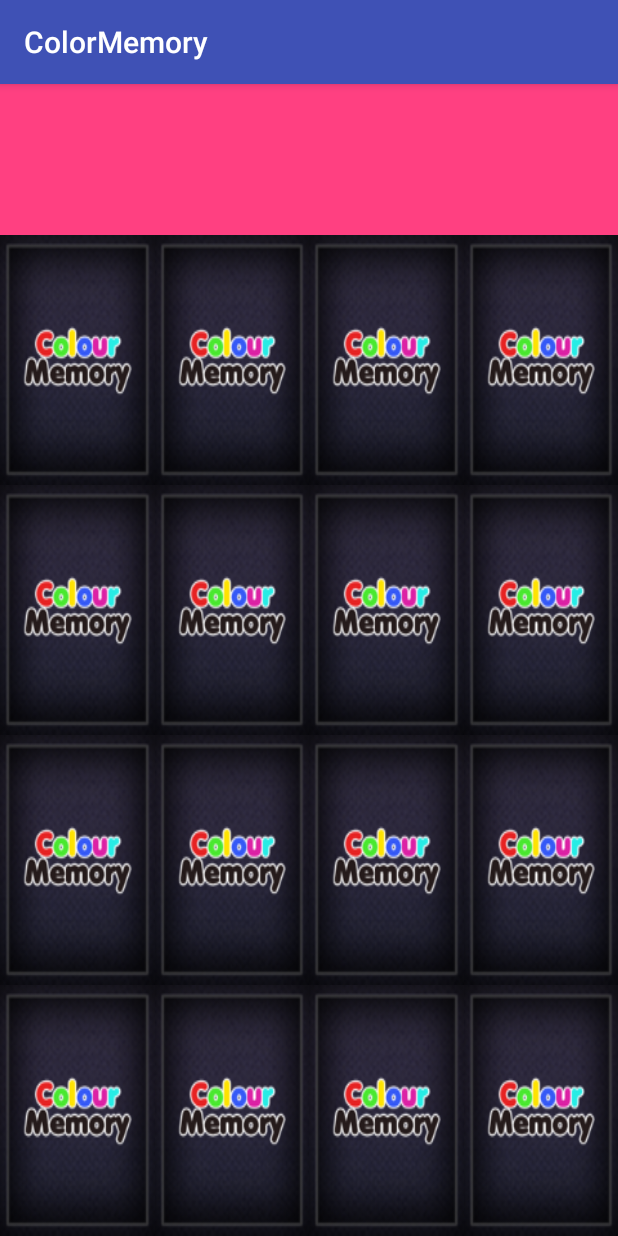
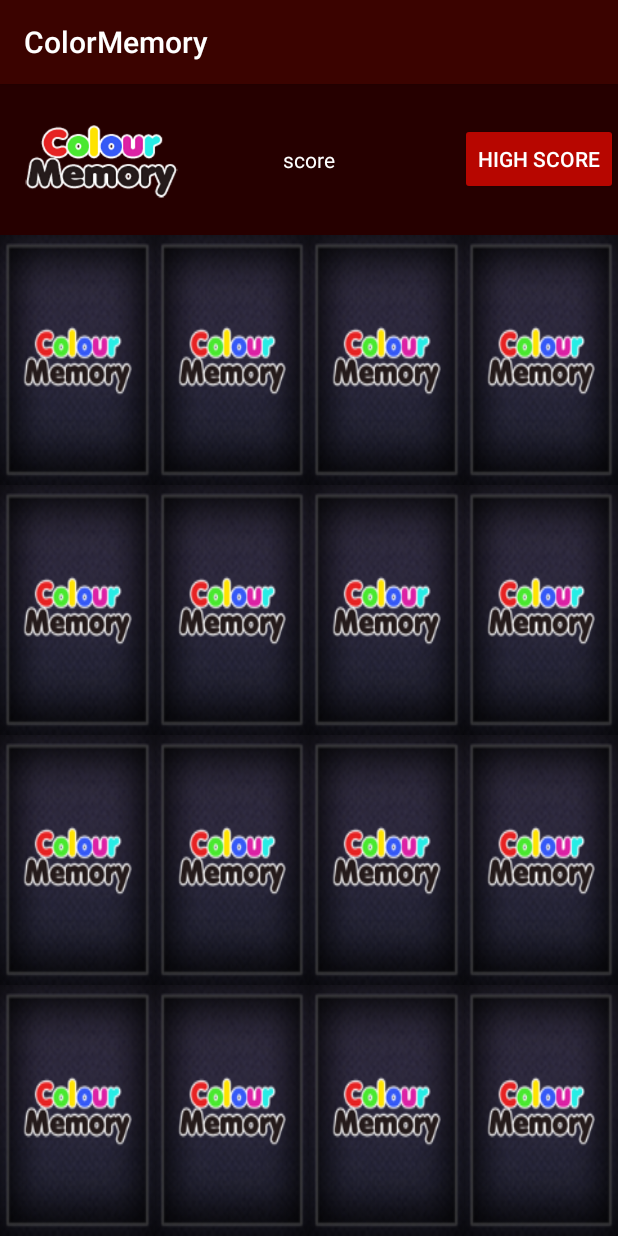
Before and after one commit to Kanval87/MemoryTest, an Android app: the screen it shows after launch (MainActivity), after a tap on an icon or button, on a phone screen of 412 x 824 dp. Run offline under Robolectric (Android 15) with nearby library versions, the phone set to English and light mode, and no system bars; 1 other tap on this screen came first.

Commit message:
1. added multiple images in game 2. added upper bar for buttons and title

```diff
--- a/app/src/main/java/com/kanvalkalra/colormemory/MainActivity.java
+++ b/app/src/main/java/com/kanvalkalra/colormemory/MainActivity.java
@@ -18,7 +18,7 @@ public class MainActivity extends AppCompatActivity {
 
     private void setDefaultFragment() {
         FragmentTransaction fragmentTransaction = getFragmentManager().beginTransaction();
-        fragmentTransaction.add(R.id.fragment_container, new GameBoard());
+        fragmentTransaction.replace(R.id.fragment_container, new GameBoard());
         fragmentTransaction.commit();
     }
 }
--- a/app/src/main/java/com/kanvalkalra/colormemory/fragments/GameBoard.java
+++ b/app/src/main/java/com/kanvalkalra/colormemory/fragments/GameBoard.java
@@ -6,6 +6,7 @@ import android.animation.AnimatorInflater;
 import android.animation.AnimatorSet;
 import android.app.Fragment;
 import android.os.Bundle;
+import android.os.Handler;
 import android.support.annotation.Nullable;
 import android.support.v7.widget.AppCompatImageView;
 import android.view.LayoutInflater;
@@ -13,14 +14,16 @@ import android.view.View;
 import android.view.ViewGroup;
 
 import com.kanvalkalra.colormemory.R;
-import com.kanvalkalra.colormemory.game.helper.CardSet;
 import com.kanvalkalra.colormemory.utils.RandomGenUtils;
+
+import java.util.concurrent.Executors;
 
 
 public class GameBoard extends Fragment {
 
 
     private String TAG = getClass().getSimpleName();
+    private Handler handler;
 
     public GameBoard() {
         // Required empty public constructor
@@ -33,93 +36,126 @@ public class GameBoard extends Fragment {
     }
 
 
-    AppCompatImageView[][] cardViews;
-    CardSet[] cardSets = new CardSet[8];
+    private AppCompatImageView[] cardViews;
+
+    private Integer[] randomIntSequence;
 
     @Override
     public void onViewCreated(View view, @Nullable Bundle savedInstanceState) {
         super.onViewCreated(view, savedInstanceState);
 
-        cardViews = new AppCompatImageView[4][4];
+        cardViews = new AppCompatImageView[16];
 
-        RandomGenUtils.getRandomCardSet(cardSets);
+        randomIntSequence = RandomGenUtils.getRandomCardSet();
 
-        cardViews[0][0] = (AppCompatImageView) view.findViewById(R.id.r1c1);
-        cardViews[0][1] = (AppCompatImageView) view.findViewById(R.id.r1c2);
-        cardViews[0][2] = (AppCompatImageView) view.findViewById(R.id.r1c3);
-        cardViews[0][3] = (AppCompatImageView) view.findViewById(R.id.r1c4);
+        handler = new Handler();
 
-        cardViews[1][0] = (AppCompatImageView) view.findViewById(R.id.r2c1);
-        cardViews[1][1] = (AppCompatImageView) view.findViewById(R.id.r2c2);
-        cardViews[1][2] = (AppCompatImageView) view.findViewById(R.id.r2c3);
-        cardViews[1][3] = (AppCompatImageView) view.findViewById(R.id.r2c4);
+        cardViews[0] = (AppCompatImageView) view.findViewById(R.id.r1c1);
+        cardViews[1] = (AppCompatImageView) view.findViewById(R.id.r1c2);
+        cardViews[2] = (AppCompatImageView) view.findViewById(R.id.r1c3);
+        cardViews[3] = (AppCompatImageView) view.findViewById(R.id.r1c4);
 
-        cardViews[2][0] = (AppCompatImageView) view.findViewById(R.id.r3c1);
-        cardViews[2][1] = (AppCompatImageView) view.findViewById(R.id.r3c2);
-        cardViews[2][2] = (AppCompatImageView) view.findViewById(R.id.r3c3);
-        cardViews[2][3] = (AppCompatImageView) view.findViewById(R.id.r3c4);
+        cardViews[4] = (AppCompatImageView) view.findViewById(R.id.r2c1);
+        cardViews[5] = (AppCompatImageView) view.findViewById(R.id.r2c2);
+        cardViews[6] = (AppCompatImageView) view.findViewById(R.id.r2c3);
+        cardViews[7] = (AppCompatImageView) view.findViewById(R.id.r2c4);
 
-        cardViews[3][0] = (AppCompatImageView) view.findViewById(R.id.r4c1);
-        cardViews[3][1] = (AppCompatImageView) view.findViewById(R.id.r4c2);
-        cardViews[3][2] = (AppCompatImageView) view.findViewById(R.id.r4c3);
-        cardViews[3][3] = (AppCompatImageView) view.findViewById(R.id.r4c4);
+        cardViews[8] = (AppCompatImageView) view.findViewById(R.id.r3c1);
+        cardViews[9] = (AppCompatImageView) view.findViewById(R.id.r3c2);
+        cardViews[10] = (AppCompatImageView) view.findViewById(R.id.r3c3);
+        cardViews[11] = (AppCompatImageView) view.findViewById(R.id.r3c4);
 
-        final AnimatorSet[][] animatorFlipInSets = new AnimatorSet[4][4];
-        final AnimatorSet[][] animatorFlipOutSets = new AnimatorSet[4][4];
+        cardViews[12] = (AppCompatImageView) view.findViewById(R.id.r4c1);
+        cardViews[13] = (AppCompatImageView) view.findViewById(R.id.r4c2);
+        cardViews[14] = (AppCompatImageView) view.findViewById(R.id.r4c3);
+        cardViews[15] = (AppCompatImageView) view.findViewById(R.id.r4c4);
 
+        final AnimatorSet[] animatorFlipInSets = new AnimatorSet[16];
+        final AnimatorSet[] animatorFlipOutSets = new AnimatorSet[16];
 
-        for (int i = 0; i < (cardViews.length); i++) {
-            for (int j = 0; j < cardViews[0].length; j++) {
+        for (int i = 0; i < 16; i++) {
+
+            animatorFlipInSets[i] = (AnimatorSet) AnimatorInflater.loadAnimator(getActivity(), R.animator.flip_in);
+            animatorFlipOutSets[i] = (AnimatorSet) AnimatorInflater.loadAnimator(getActivity(), R.animator.flip_out);
+
+            switch (i) {
+                case 0:
+                case 1:
+                    animatorFlipInSets[i].addListener(new AnimationListenerClass(cardViews[randomIntSequence[i]], animatorFlipOutSets[i], R.drawable.colour7));
+                    animatorFlipInSets[i].addListener(new AnimationListenerClass(cardViews[randomIntSequence[i]], animatorFlipOutSets[i], R.drawable.colour7));
+                    break;
+                case 2:
+                case 3:
+                    animatorFlipInSets[i].addListener(new AnimationListenerClass(cardViews[randomIntSequence[i]], animatorFlipOutSets[i], R.drawable.colour8));
+                    animatorFlipInSets[i].addListener(new AnimationListenerClass(cardViews[randomIntSequence[i]], animatorFlipOutSets[i], R.drawable.colour8));
+                    break;
+                case 4:
+                case 5:
+                    animatorFlipInSets[i].addListener(new AnimationListenerClass(cardViews[randomIntSequence[i]], animatorFlipOutSets[i], R.drawable.colour1));
+                    animatorFlipInSets[i].addListener(new AnimationListenerClass(cardViews[randomIntSequence[i]], animatorFlipOutSets[i], R.drawable.colour1));
+                    break;
+                case 6:
+                case 7:
+                    animatorFlipInSets[i].addListener(new AnimationListenerClass(cardViews[randomIntSequence[i]], animatorFlipOutSets[i], R.drawable.colour2));
+                    animatorFlipInSets[i].addListener(new AnimationListenerClass(cardViews[randomIntSequence[i]], animatorFlipOutSets[i], R.drawable.colour2));
+                    break;
+                case 8:
+                case 9:
+                    animatorFlipInSets[i].addListener(new AnimationListenerClass(cardViews[randomIntSequence[i]], animatorFlipOutSets[i], R.drawable.colour3));
+                    animatorFlipInSets[i].addListener(new AnimationListenerClass(cardViews[randomIntSequence[i]], animatorFlipOutSets[i], R.drawable.colour3));
+                    break;
+                case 10:
+                case 11:
+                    animatorFlipInSets[i].addListener(new AnimationListenerClass(cardViews[randomIntSequence[i]], animatorFlipOutSets[i], R.drawable.colour4));
+                    animatorFlipInSets[i].addListener(new AnimationListenerClass(cardViews[randomIntSequence[i]], animatorFlipOutSets[i], R.drawable.colour4));
+                    break;
+                case 12:
+                case 13:
+                    animatorFlipInSets[i].addListener(new AnimationListenerClass(cardViews[randomIntSequence[i]], animatorFlipOutSets[i], R.drawable.colour5));
+                    animatorFlipInSets[i].addListener(new AnimationListenerClass(cardViews[randomIntSequence[i]], animatorFlipOutSets[i], R.drawable.colour5));
+                    break;
+                case 14:
+                case 15:
+                    animatorFlipInSets[i].addListener(new AnimationListenerClass(cardViews[randomIntSequence[i]], animatorFlipOutSets[i], R.drawable.colour6));
+                    animatorFlipInSets[i].addListener(new AnimationListenerClass(cardViews[randomIntSequence[i]], animatorFlipOutSets[i], R.drawable.colour6));
+                    break;
+            }
+
             final int finalI = i;
-                final int finalJ = j;
-                animatorFlipInSets[finalI][finalJ] = (AnimatorSet) AnimatorInflater.loadAnimator(getActivity(), R.animator.flip_in);
-                animatorFlipOutSets[finalI][finalJ] = (AnimatorSet) AnimatorInflater.loadAnimator(getActivity(), R.animator.flip_out);
-                animatorFlipInSets[finalI][finalJ].addListener(new AnimationListenerClass(cardViews[finalI][finalJ], animatorFlipOutSets[finalI][finalJ], animatorFlipOutSets[finalI][finalJ], R.drawable.colour1));
-                cardViews[finalI][finalJ].setTag(new PayLoad(finalI, finalJ));
-                cardViews[finalI][finalJ].setOnClickListener(new View.OnClickListener() {
+            cardViews[randomIntSequence[finalI]].setTag(finalI);
+            cardViews[randomIntSequence[finalI]].setOnClickListener(new View.OnClickListener() {
                 @Override
                 public void onClick(View v) {
+                    if (currentSelected < 2) {
 
-                        if (currentSelected < 2) {
+                        Integer position = (Integer) v.getTag();
+
                         switch (currentSelected) {
                             case 0:
-                                    selectedPayLoads[0] = (PayLoad) v.getTag();
+                                selectedPayLoads[0] = position;
                                 break;
                             case 1:
-                                    selectedPayLoads[1] = (PayLoad) v.getTag();
+                                selectedPayLoads[1] = position;
                                 break;
                             default:
                                 break;
-
                         }
 
                         ++currentSelected;
 
-                            animatorFlipInSets[finalI][finalJ].setTarget(v);
-                            animatorFlipInSets[finalI][finalJ].start();
+                        animatorFlipInSets[position].setTarget(v);
+                        animatorFlipInSets[position].start();
 
                         if (currentSelected == 2) {
-                                ((AnimationListenerClass) animatorFlipInSets[finalI][finalJ].getListeners().get(0)).resetImages();
-//                                clickConsumer.setOnClickListener(consumerClickListener);
+                            ((AnimationListenerClass) animatorFlipInSets[position].getListeners().get(0)).resetImages();
                         }
                     }
                 }
             });
         }
     }
-    }
 
-    private PayLoad[] selectedPayLoads = new PayLoad[2];
-
-    class PayLoad {
-        public int row;
-        public int column;
-
-        public PayLoad(int row, int column) {
-            this.row = row;
-            this.column = column;
-        }
-    }
+    private Integer[] selectedPayLoads = new Integer[2];
 
 
     private int currentSelected = 0;
@@ -128,14 +164,12 @@ public class GameBoard extends Fragment {
 
         private AppCompatImageView appCompatImageView;
         private AnimatorSet animatorFlipInSet;
-        private AnimatorSet animatorFlipOutSet;
         private int colorBackground;
         private boolean resetImages;
 
-        public AnimationListenerClass(AppCompatImageView appCompatImageView, AnimatorSet animatorFlipInSet, AnimatorSet animatorFlipOutSet, int colorBackground) {
+        public AnimationListenerClass(AppCompatImageView appCompatImageView, AnimatorSet animatorFlipInSet, int colorBackground) {
             this.appCompatImageView = appCompatImageView;
             this.animatorFlipInSet = animatorFlipInSet;
-            this.animatorFlipOutSet = animatorFlipOutSet;
             this.colorBackground = colorBackground;
         }
 
@@ -156,14 +190,31 @@ public class GameBoard extends Fragment {
 
                 @Override
                 public void onAnimationEnd(Animator animation) {
+                    Executors.newSingleThreadExecutor().submit(new Runnable() {
+                        @Override
+                        public void run() {
+
+                            try {
+                                Thread.sleep(1000);
+                            } catch (InterruptedException e) {
+                                e.printStackTrace();
+                            }
+
+                            handler.post(new Runnable() {
+                                @Override
+                                public void run() {
                                     if (resetImages) {
-                        for (PayLoad payLoad : selectedPayLoads) {
-                            cardViews[payLoad.row][payLoad.column].setImageResource(R.drawable.card_bg);
+                                        for (Integer payLoad : selectedPayLoads) {
+                                            cardViews[randomIntSequence[payLoad]].setImageResource(R.drawable.card_bg);
                                         }
                                         currentSelected = 0;
                                     }
-//                    clickConsumer.setOnClickListener(null);
                                     resetImages = false;
+                                }
+                            });
+
+                        }
+                    });
                 }
 
                 @Override
--- /dev/null
+++ b/app/src/main/java/com/kanvalkalra/colormemory/game/helper/RowColumnSet.java
@@ -0,0 +1,21 @@
+package com.kanvalkalra.colormemory.game.helper;
+
+
+public class RowColumnSet {
+
+    private int row;
+    private int column;
+
+    public RowColumnSet(int row, int column) {
+        this.row = row;
+        this.column = column;
+    }
+
+    public int getRow() {
+        return row;
+    }
+
+    public int getColumn() {
+        return column;
+    }
+}
--- a/app/src/main/java/com/kanvalkalra/colormemory/utils/RandomGenUtils.java
+++ b/app/src/main/java/com/kanvalkalra/colormemory/utils/RandomGenUtils.java
@@ -1,8 +1,5 @@
 package com.kanvalkalra.colormemory.utils;
 
-
-import com.kanvalkalra.colormemory.game.helper.CardSet;
-import com.kanvalkalra.colormemory.game.helper.custom.exception.GivenCardNumberIsSame;
 
 import java.util.LinkedHashSet;
 import java.util.Random;
@@ -10,10 +7,10 @@ import java.util.Set;
 
 public class RandomGenUtils {
 
-    public static void getRandomCardSet(CardSet[] cardSets) {
+    public static Integer[] getRandomCardSet() {
         Random random = new Random();
 
-        Set<Number> orderNumbers = new LinkedHashSet<>(16);
+        Set<Integer> orderNumbers = new LinkedHashSet<>(16);
         while (true) {
             int randomNum = random.nextInt(16);
             orderNumbers.add(randomNum);
@@ -22,23 +19,25 @@ public class RandomGenUtils {
             }
         }
 
-        Number[] numbers = new Number[orderNumbers.size()];
+        Integer[] numbers = new Integer[orderNumbers.size()];
         orderNumbers.toArray(numbers);
 
-        for (int i = 0; i < orderNumbers.size(); i = i + 2) {
-            cardSets[i / 2] = new CardSet();
-            try {
-                cardSets[i / 2].setFirstCard(numbers[i].intValue());
-            } catch (GivenCardNumberIsSame givenCardNumberIsSame) {
-                givenCardNumberIsSame.printStackTrace();
-            }
-            try {
-                cardSets[i / 2].setSecondCard(numbers[i + 1].intValue());
-            } catch (GivenCardNumberIsSame givenCardNumberIsSame) {
-                givenCardNumberIsSame.printStackTrace();
-            }
-            System.out.println(cardSets[i / 2]);
-        }
+        return numbers;
+
+//        for (int i = 0; i < orderNumbers.size(); i = i + 2) {
+//            cardSets[i / 2] = new CardSet();
+//            try {
+//                cardSets[i / 2].setFirstCard(numbers[i].intValue());
+//            } catch (GivenCardNumberIsSame givenCardNumberIsSame) {
+//                givenCardNumberIsSame.printStackTrace();
+//            }
+//            try {
+//                cardSets[i / 2].setSecondCard(numbers[i + 1].intValue());
+//            } catch (GivenCardNumberIsSame givenCardNumberIsSame) {
+//                givenCardNumberIsSame.printStackTrace();
+//            }
+//            System.out.println(cardSets[i / 2]);
+//        }
     }
 
 
--- a/app/src/main/res/layout/fragment_game_board.xml
+++ b/app/src/main/res/layout/fragment_game_board.xml
@@ -6,11 +6,35 @@
     android:orientation="vertical"
     tools:context="com.kanvalkalra.colormemory.fragments.GameBoard">
 
-    <LinearLayout
+    <FrameLayout
         android:layout_width="match_parent"
         android:layout_height="match_parent"
         android:layout_weight="1"
-        android:background="@color/colorAccent" />
+        android:background="@color/colorPrimaryDark">
+
+        <android.support.v7.widget.AppCompatImageView
+            android:layout_width="wrap_content"
+            android:layout_height="wrap_content"
+            android:layout_gravity="center|left|start"
+            android:scaleType="center"
+            android:src="@drawable/logo" />
+
+
+        <android.support.v7.widget.AppCompatTextView
+            android:layout_width="wrap_content"
+            android:layout_height="wrap_content"
+            android:layout_gravity="center"
+            android:text="@string/score"
+            android:textColor="#ffffff" />
+
+        <android.support.v7.widget.AppCompatButton
+            style="@style/Widget.AppCompat.Button.Colored"
+            android:layout_width="wrap_content"
+            android:layout_height="wrap_content"
+            android:layout_gravity="center|right|end"
+            android:text="@string/high_score" />
+
+    </FrameLayout>
 
 
     <FrameLayout
--- a/app/src/main/res/values/colors.xml
+++ b/app/src/main/res/values/colors.xml
@@ -1,6 +1,6 @@
 <?xml version="1.0" encoding="utf-8"?>
 <resources>
-    <color name="colorPrimary">#3F51B5</color>
-    <color name="colorPrimaryDark">#303F9F</color>
-    <color name="colorAccent">#FF4081</color>
+    <color name="colorPrimary">#3b0300</color>
+    <color name="colorPrimaryDark">#260000</color>
+    <color name="colorAccent">#b70600</color>
 </resources>
--- a/app/src/main/res/values/strings.xml
+++ b/app/src/main/res/values/strings.xml
@@ -3,4 +3,6 @@
 
     <!-- TODO: Remove or change this placeholder text -->
     <string name="hello_blank_fragment">Hello blank fragment</string>
+    <string name="high_score">High Score</string>
+    <string name="score">score</string>
 </resources>
```
Lines whose indentation alone changed are shown as unchanged.
